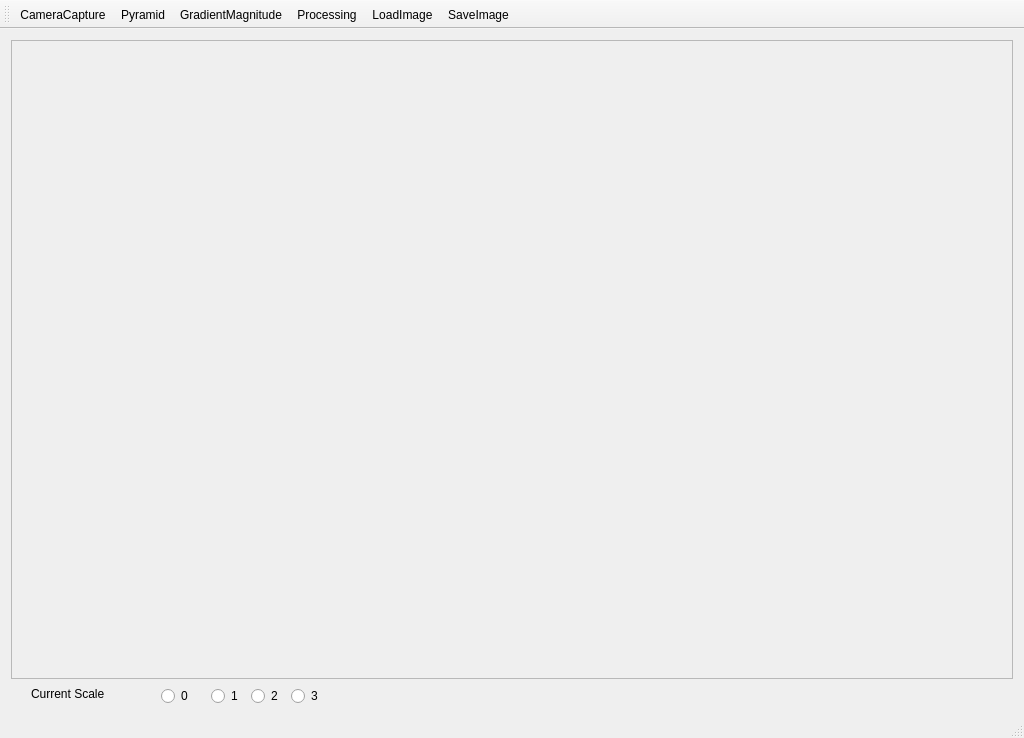
hallpaz/Image-Processing-IMPA-2015, file qt-opencv/mainwindow.ui: the form before one commit.
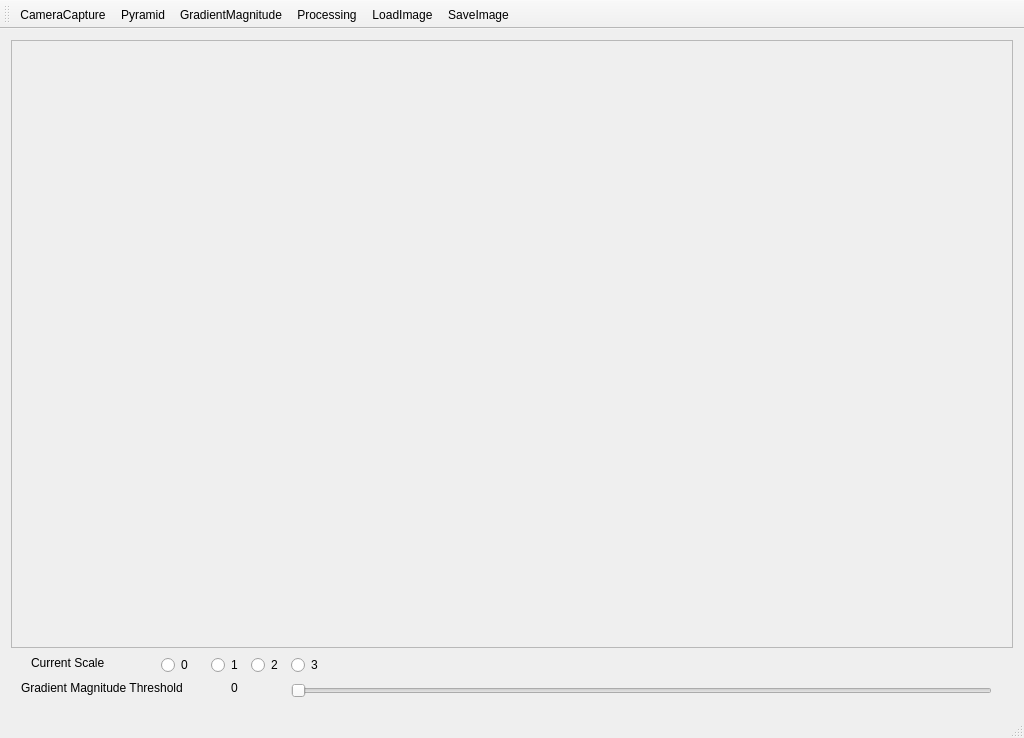
The form after the commit. Icons and pictures are not drawn.

```diff
--- a/qt-opencv/mainwindow.ui
+++ b/qt-opencv/mainwindow.ui
@@ -31,8 +31,8 @@
         <rect>
          <x>0</x>
          <y>0</y>
-         <width>1004</width>
-         <height>605</height>
+         <width>998</width>
+         <height>560</height>
         </rect>
        </property>
        <layout class="QVBoxLayout" name="verticalLayout_2">
@@ -128,6 +128,58 @@
       </widget>
      </widget>
     </item>
+    <item>
+     <widget class="QWidget" name="threshold_area" native="true">
+      <property name="minimumSize">
+       <size>
+        <width>0</width>
+        <height>25</height>
+       </size>
+      </property>
+      <widget class="QLabel" name="mag_label">
+       <property name="geometry">
+        <rect>
+         <x>10</x>
+         <y>0</y>
+         <width>191</width>
+         <height>16</height>
+        </rect>
+       </property>
+       <property name="text">
+        <string>Gradient Magnitude Threshold</string>
+       </property>
+      </widget>
+      <widget class="QSlider" name="thresholdSlider">
+       <property name="geometry">
+        <rect>
+         <x>280</x>
+         <y>0</y>
+         <width>701</width>
+         <height>22</height>
+        </rect>
+       </property>
+       <property name="maximum">
+        <number>255</number>
+       </property>
+       <property name="orientation">
+        <enum>Qt::Horizontal</enum>
+       </property>
+      </widget>
+      <widget class="QLabel" name="thresholdValue">
+       <property name="geometry">
+        <rect>
+         <x>220</x>
+         <y>0</y>
+         <width>41</width>
+         <height>16</height>
+        </rect>
+       </property>
+       <property name="text">
+        <string>0</string>
+       </property>
+      </widget>
+     </widget>
+    </item>
    </layout>
   </widget>
   <widget class="QMenuBar" name="menuBar">
```
Left out of the diff: 4 changed lines with no effect on the pictures.
